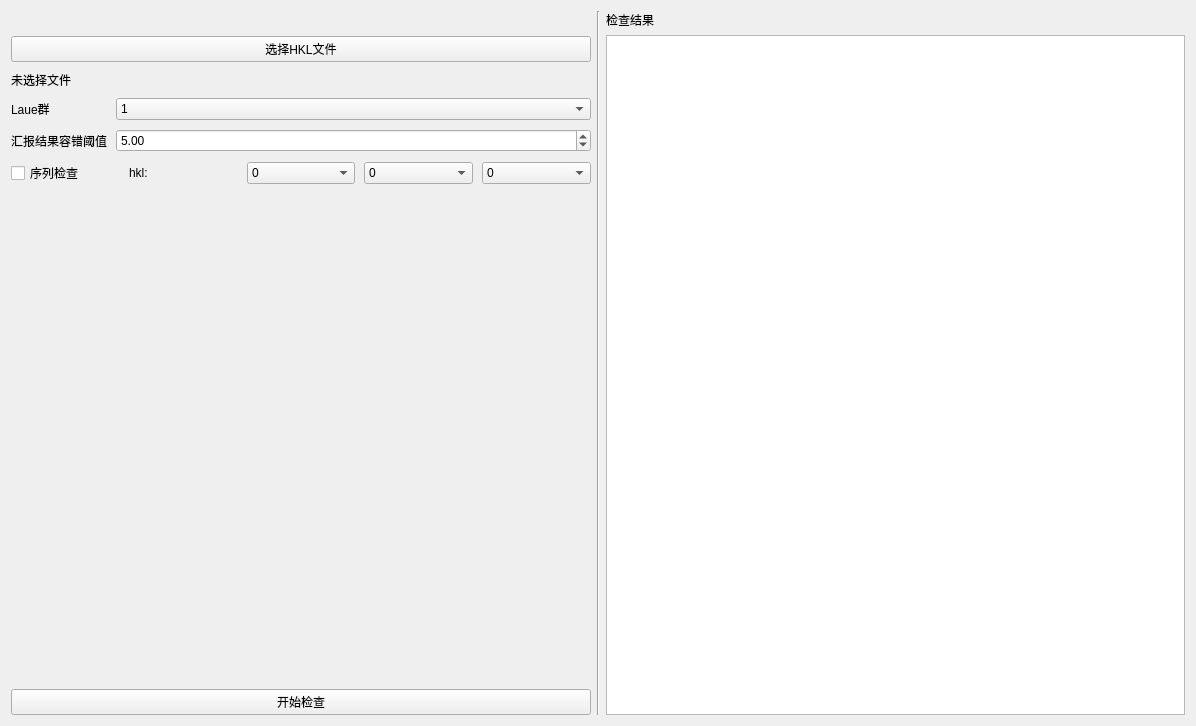
jingshenSN2/CrystalTool, file crystaltoolgui/qt/tabhklchecker.ui: the form before one commit.
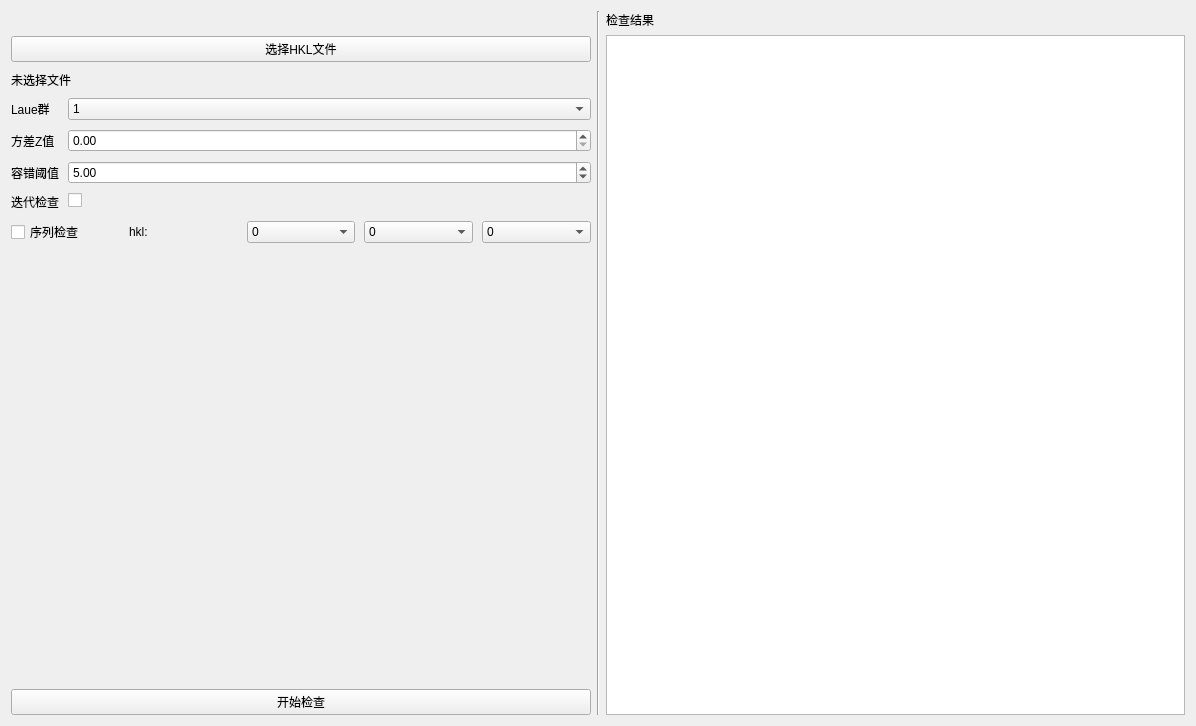
The form after the commit.

What changed in the file:
```diff
--- a/crystaltoolgui/qt/tabhklchecker.ui
+++ b/crystaltoolgui/qt/tabhklchecker.ui
@@ -124,15 +124,15 @@
          </item>
         </widget>
        </item>
-       <item row="1" column="0">
-        <widget class="QLabel" name="l_check_conf_level">
+       <item row="2" column="0">
+        <widget class="QLabel" name="l_check_error_rate">
          <property name="text">
-          <string>汇报结果容错阈值</string>
+          <string>容错阈值</string>
          </property>
         </widget>
        </item>
-       <item row="1" column="1">
-        <widget class="QDoubleSpinBox" name="dSB_check_conf_level">
+       <item row="2" column="1">
+        <widget class="QDoubleSpinBox" name="dSB_check_error_rate">
          <property name="maximum">
           <double>50.000000000000000</double>
          </property>
@@ -141,6 +141,30 @@
          </property>
         </widget>
        </item>
+       <item row="1" column="0">
+        <widget class="QLabel" name="l_check_z_value">
+         <property name="text">
+          <string>方差Z值</string>
+         </property>
+        </widget>
+       </item>
+       <item row="3" column="0">
+        <widget class="QLabel" name="l_check_recursive">
+         <property name="text">
+          <string>迭代检查</string>
+         </property>
+        </widget>
+       </item>
+       <item row="1" column="1">
+        <widget class="QDoubleSpinBox" name="dSB_check_z_value"/>
+       </item>
+       <item row="3" column="1">
+        <widget class="QCheckBox" name="cB_check_recursive">
+         <property name="text">
+          <string/>
+         </property>
+        </widget>
+       </item>
       </layout>
      </item>
      <item>
```
Left out of the diff: 4 changed lines with no effect on the pictures.
